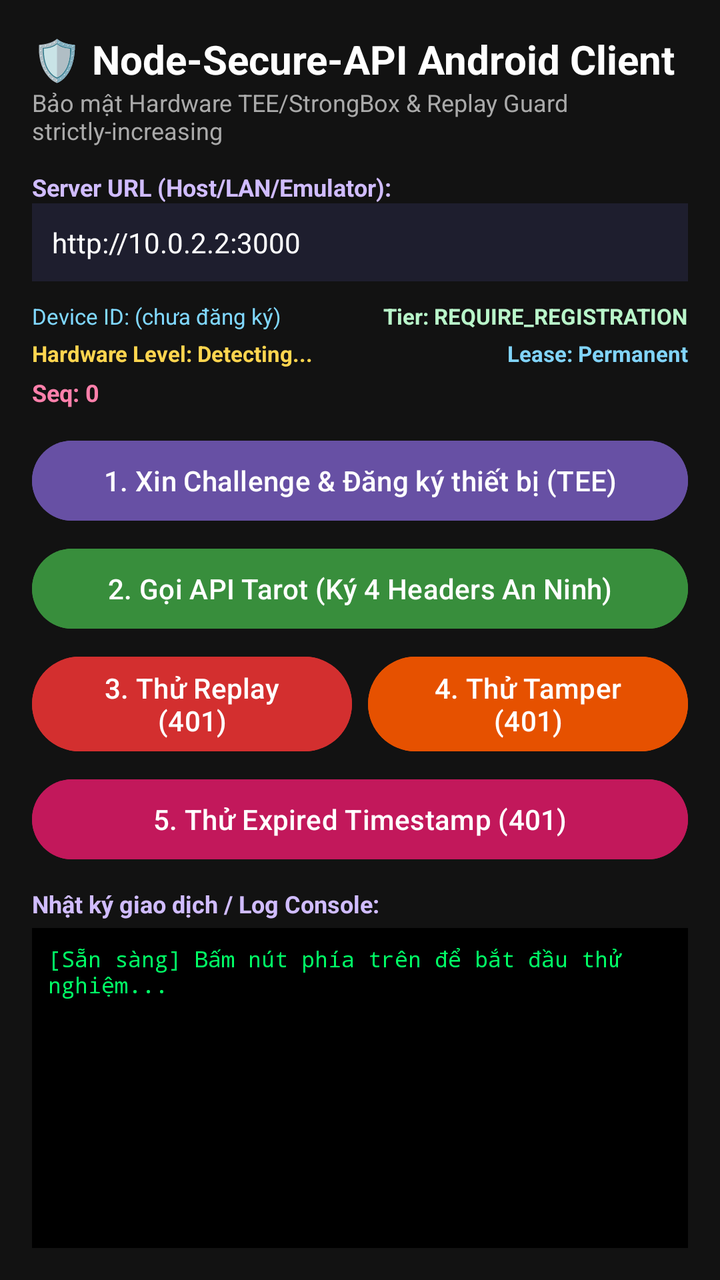
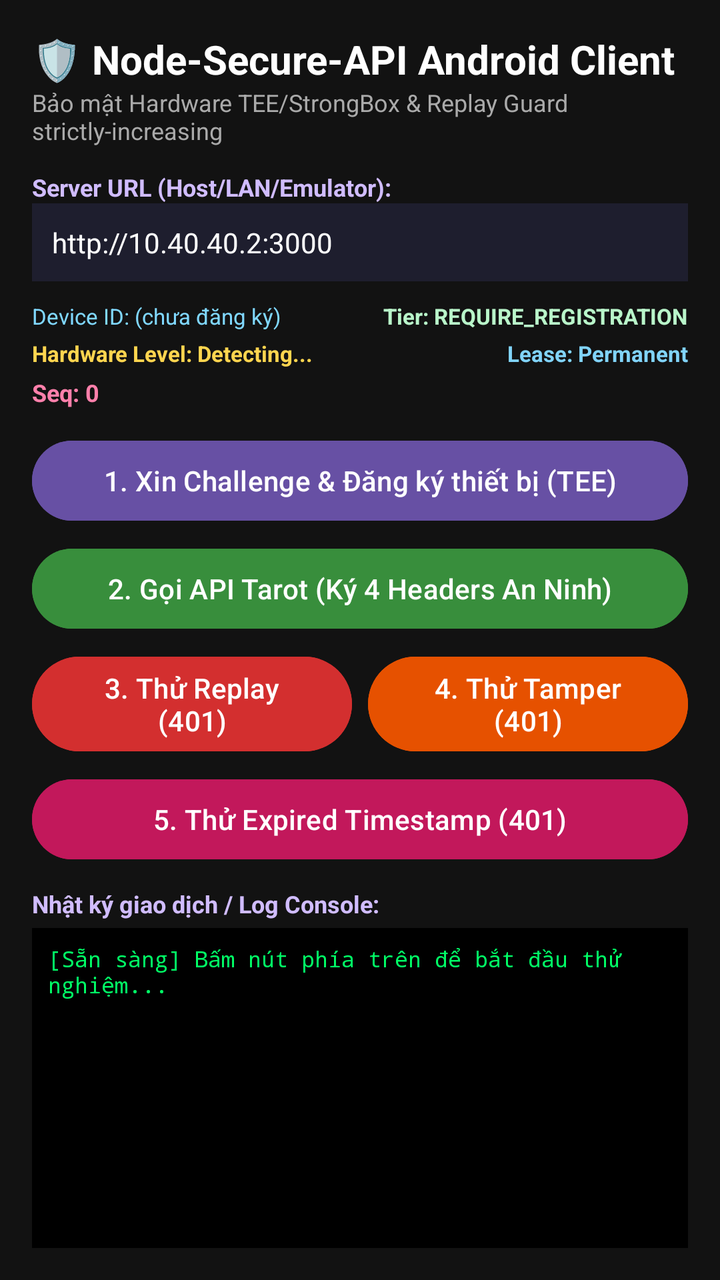

An Android layout rendered at two revisions. The XML below is the earlier revision; the diff shows what the commit changed to produce the second picture.
<!-- AndroidManifest.xml: application theme Theme.NodeSecureApiClient -->
<!-- res/layout/activity_main.xml -->
<?xml version="1.0" encoding="utf-8"?>
<LinearLayout xmlns:android="http://schemas.android.com/apk/res/android"
    android:layout_width="match_parent"
    android:layout_height="match_parent"
    android:orientation="vertical"
    android:padding="16dp"
    android:background="#121212">

    <TextView
        android:layout_width="wrap_content"
        android:layout_height="wrap_content"
        android:text="🛡️ Node-Secure-API Android Client"
        android:textColor="#FFFFFF"
        android:textSize="20sp"
        android:textStyle="bold" />

    <TextView
        android:layout_width="wrap_content"
        android:layout_height="wrap_content"
        android:text="Bảo mật Hardware TEE/StrongBox &amp; Replay Guard strictly-increasing"
        android:textColor="#AAAAAA"
        android:textSize="12sp"
        android:layout_marginBottom="12dp" />

    <TextView
        android:layout_width="wrap_content"
        android:layout_height="wrap_content"
        android:text="Server URL (Host/LAN/Emulator):"
        android:textColor="#D0BCFF"
        android:textSize="12sp"
        android:textStyle="bold" />

    <EditText
        android:id="@+id/etServerUrl"
        android:layout_width="match_parent"
        android:layout_height="wrap_content"
        android:inputType="textUri"
        android:textColor="#FFFFFF"
        android:background="#1E1E2E"
        android:padding="10dp"
        android:text="http://10.0.2.2:3000"
        android:textSize="14sp"
        android:layout_marginBottom="10dp" />

    <LinearLayout
        android:layout_width="match_parent"
        android:layout_height="wrap_content"
        android:orientation="horizontal"
        android:layout_marginBottom="4dp">

        <TextView
            android:id="@+id/tvDeviceId"
            android:layout_width="0dp"
            android:layout_height="wrap_content"
            android:layout_weight="1"
            android:text="Device ID: (chưa đăng ký)"
            android:textColor="#80D8FF"
            android:textSize="11sp" />

        <TextView
            android:id="@+id/tvTier"
            android:layout_width="wrap_content"
            android:layout_height="wrap_content"
            android:text="Tier: REQUIRE_REGISTRATION"
            android:textColor="#B9F6CA"
            android:textSize="11sp"
            android:textStyle="bold" />
    </LinearLayout>

    <LinearLayout
        android:layout_width="match_parent"
        android:layout_height="wrap_content"
        android:orientation="horizontal"
        android:layout_marginBottom="4dp">

        <TextView
            android:id="@+id/tvHwLevel"
            android:layout_width="0dp"
            android:layout_height="wrap_content"
            android:layout_weight="1"
            android:text="Hardware Level: Detecting..."
            android:textColor="#FFD54F"
            android:textSize="11sp"
            android:textStyle="bold" />

        <TextView
            android:id="@+id/tvLease"
            android:layout_width="wrap_content"
            android:layout_height="wrap_content"
            android:text="Lease: Permanent"
            android:textColor="#81D4FA"
            android:textSize="11sp"
            android:textStyle="bold" />
    </LinearLayout>

    <LinearLayout
        android:layout_width="match_parent"
        android:layout_height="wrap_content"
        android:orientation="horizontal"
        android:layout_marginBottom="12dp">

        <TextView
            android:id="@+id/tvSequence"
            android:layout_width="wrap_content"
            android:layout_height="wrap_content"
            android:text="Seq: 0"
            android:textColor="#FF80AB"
            android:textSize="12sp"
            android:textStyle="bold" />
    </LinearLayout>

    <LinearLayout
        android:layout_width="match_parent"
        android:layout_height="wrap_content"
        android:orientation="vertical">

        <Button
            android:id="@+id/btnRegister"
            android:layout_width="match_parent"
            android:layout_height="wrap_content"
            android:text="1. Xin Challenge &amp; Đăng ký thiết bị (TEE)"
            android:backgroundTint="#6750A4"
            android:textColor="#FFFFFF"
            android:layout_marginBottom="6dp" />

        <Button
            android:id="@+id/btnReadTarot"
            android:layout_width="match_parent"
            android:layout_height="wrap_content"
            android:text="2. Gọi API Tarot (Ký 4 Headers An Ninh)"
            android:backgroundTint="#388E3C"
            android:textColor="#FFFFFF"
            android:layout_marginBottom="6dp" />

        <LinearLayout
            android:layout_width="match_parent"
            android:layout_height="wrap_content"
            android:orientation="horizontal"
            android:layout_marginBottom="6dp">

            <Button
                android:id="@+id/btnTestReplay"
                android:layout_width="0dp"
                android:layout_height="wrap_content"
                android:layout_weight="1"
                android:text="3. Thử Replay (401)"
                android:backgroundTint="#D32F2F"
                android:textColor="#FFFFFF"
                android:layout_marginEnd="4dp" />

            <Button
                android:id="@+id/btnTestTamper"
                android:layout_width="0dp"
                android:layout_height="wrap_content"
                android:layout_weight="1"
                android:text="4. Thử Tamper (401)"
                android:backgroundTint="#E65100"
                android:textColor="#FFFFFF"
                android:layout_marginStart="4dp" />
        </LinearLayout>

        <Button
            android:id="@+id/btnTestExpired"
            android:layout_width="match_parent"
            android:layout_height="wrap_content"
            android:text="5. Thử Expired Timestamp (401)"
            android:backgroundTint="#C2185B"
            android:textColor="#FFFFFF"
            android:layout_marginBottom="10dp" />
    </LinearLayout>

    <TextView
        android:layout_width="wrap_content"
        android:layout_height="wrap_content"
        android:text="Nhật ký giao dịch / Log Console:"
        android:textColor="#D0BCFF"
        android:textSize="12sp"
        android:textStyle="bold"
        android:layout_marginBottom="4dp" />

    <ScrollView
        android:id="@+id/svLog"
        android:layout_width="match_parent"
        android:layout_height="0dp"
        android:layout_weight="1"
        android:background="#000000"
        android:padding="8dp">

        <TextView
            android:id="@+id/tvConsole"
            android:layout_width="match_parent"
            android:layout_height="wrap_content"
            android:text="[Sẵn sàng] Bấm nút phía trên để bắt đầu thử nghiệm..."
            android:textColor="#00FF66"
            android:fontFamily="monospace"
            android:textSize="11sp" />
    </ScrollView>
</LinearLayout>
<!-- resources referenced by this layout -->
<resources>
  <style name="Theme.NodeSecureApiClient" parent="Theme.Material3.DayNight.NoActionBar">
          <item name="colorPrimary">#6750A4</item>
          <item name="colorSecondary">#625B71</item>
      </style>
</resources>

<!-- the commit's change to res/layout/activity_main.xml (unified diff, before → after) -->
@@ -38,7 +38,7 @@
         android:textColor="#FFFFFF"
         android:background="#1E1E2E"
         android:padding="10dp"
-        android:text="http://10.0.2.2:3000"
+        android:text="http://10.40.40.2:3000"
         android:textSize="14sp"
         android:layout_marginBottom="10dp" />
 
